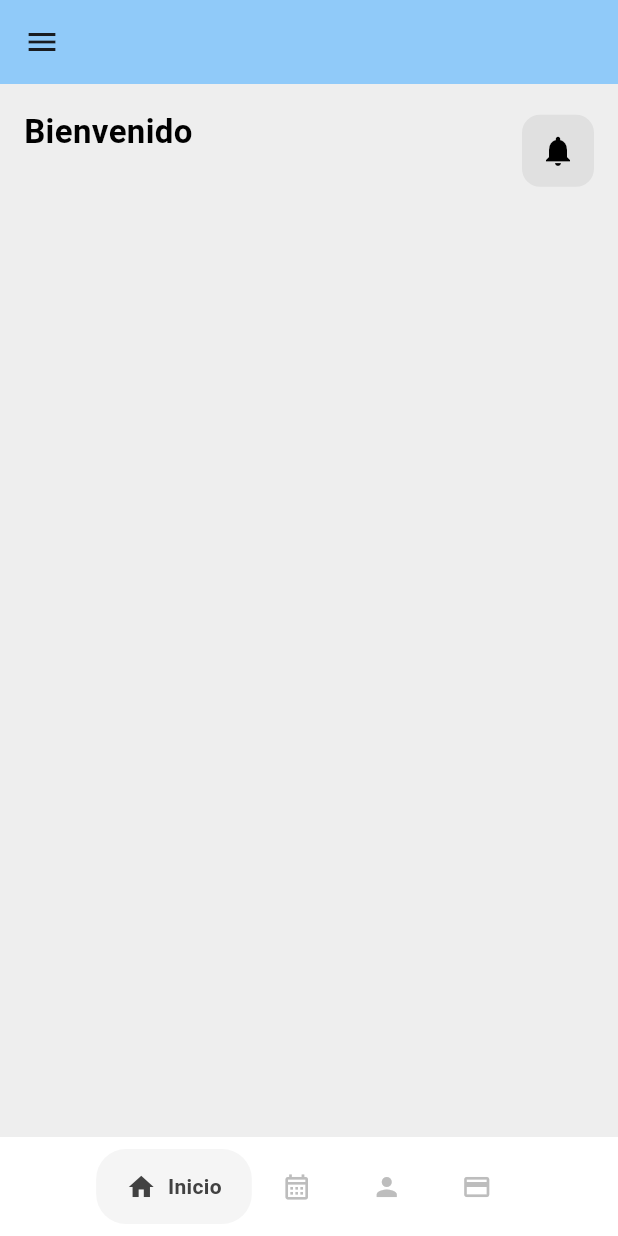
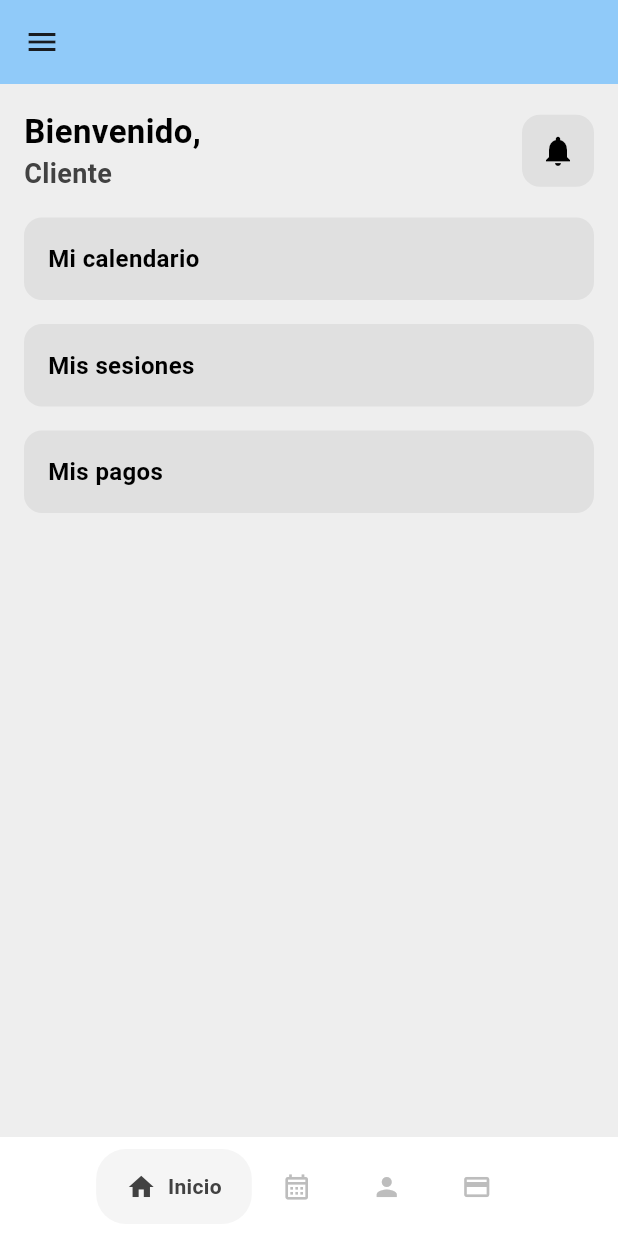
Before and after one commit to fr0ziii/my_trainer, a Flutter app: the screen it shows once a user with an empty profile is signed in, on a phone screen of 412 x 824 dp. Run offline on Flutter 3.47's test engine with Material 3 defaults, Android fonts, the phone set to English and light mode, and no system bars; drawn by our look-alikes of google_nav_bar; our stand-ins replace cloud_firestore, firebase_auth, firebase_core, flutter_dotenv, google_fonts, syncfusion_flutter_calendar; missing offline and left inert: firebase_ui_auth, firebase_ui_localizations, firebase_ui_oauth_google, flutter_stripe, syncfusion_localizations; accounts and stored records are empty; generated files the repository leaves out were written again.

Commit message:
pre-defense version

```diff
--- a/lib/services/event_service.dart
+++ b/lib/services/event_service.dart
@@ -1,5 +1,4 @@
 import 'package:cloud_firestore/cloud_firestore.dart';
-
 import '../models/event_model.dart';
 import 'firestore_service.dart';
 
@@ -36,12 +35,7 @@ class EventService {
   }
 
   Stream<List<EventModel>> getEventsByTrainer(String id) {
-    return FirebaseFirestore.instance
-        .collection(_collectionPath)
-        .where('trainerId', isEqualTo: id)
-        .snapshots()
-        .map((snapshot) {
-          print(snapshot.docs);
+    return FirebaseFirestore.instance.collection(_collectionPath).where('trainerId', isEqualTo: id).snapshots().map((snapshot) {
       return snapshot.docs.map((doc) => EventModel.fromDocument(doc)).toList();
     });
   }
--- a/lib/utils/constants.dart
+++ b/lib/utils/constants.dart
@@ -35,6 +35,10 @@ const List<dynamic> navigationItems = <DrawerNavigationItemModel>[
       label: 'Ajustes',
       icon: Icon(Icons.settings),
       selectedIcon: Icon(Icons.settings)),
+  DrawerNavigationItemModel(
+      label: 'Quiero ser entrenador',
+      icon: Icon(Icons.account_box),
+      selectedIcon: Icon(Icons.account_box)),
 ];
 
 
--- a/lib/views/dashboard_screen.dart
+++ b/lib/views/dashboard_screen.dart
@@ -28,9 +28,9 @@ class _DashboardScreenState extends State<DashboardScreen> {
                       Column(
                         crossAxisAlignment: CrossAxisAlignment.start,
                         children: [
-                          Text('Bienvenido',
+                          Text('Bienvenido,',
                               style: TextStyle(fontSize: 22, color: Colors.black, fontWeight: FontWeight.bold)),
-                          Text('${authViewModel.currentUserModel?.email}', style: TextStyle(fontSize: 18, color: Colors.grey.shade800, fontWeight: FontWeight.bold)),
+                          Text('Cliente', style: TextStyle(fontSize: 18, color: Colors.grey.shade800, fontWeight: FontWeight.bold)),
                           Visibility(
                             visible: authViewModel.currentUserModel?.role == 'trainer',
                             child: Text('Código de invitación: ${authViewModel.currentUserModel?.invitationCode ?? ''}',
@@ -54,6 +54,67 @@ class _DashboardScreenState extends State<DashboardScreen> {
                   const SizedBox(
                     height: 16,
                   ),
+                  Container(
+                    padding: EdgeInsets.all(16),
+                    width: double.infinity,
+                    decoration: BoxDecoration(
+                      color: Colors.grey[300],
+                      borderRadius: BorderRadius.circular(12),
+                    ),
+                    child: Column(
+                      crossAxisAlignment: CrossAxisAlignment.start,
+                      children: [
+                        Text('Mi calendario',
+                            style: TextStyle(fontSize: 16, color: Colors.black, fontWeight: FontWeight.bold)),
+                        Visibility(
+                          visible: authViewModel.currentUserModel?.role == 'trainer',
+                          child: Text('Código de invitación: ${authViewModel.currentUserModel?.invitationCode ?? ''}',
+                              style: TextStyle(color: Colors.grey[400])),
+                        )
+                      ],
+                    ),
+                  ),
+                  const SizedBox(
+                    height: 16,
+                  ),
+                  Container(
+                    padding: EdgeInsets.all(16),
+                    width: double.infinity,
+                    decoration: BoxDecoration(
+                      color: Colors.grey[300],
+                      borderRadius: BorderRadius.circular(12),
+                    ),
+                    child: Column(
+                      crossAxisAlignment: CrossAxisAlignment.start,
+                      children: [
+                        Text('Mis sesiones',
+                            style: TextStyle(fontSize: 16, color: Colors.black, fontWeight: FontWeight.bold)),
+                        Visibility(
+                          visible: authViewModel.currentUserModel?.role == 'trainer',
+                          child: Text('Código de invitación: ${authViewModel.currentUserModel?.invitationCode ?? ''}',
+                              style: TextStyle(color: Colors.grey[400])),
+                        )
+                      ],
+                    ),
+                  ),
+                  const SizedBox(
+                    height: 16,
+                  ),
+                  Container(
+                    padding: EdgeInsets.all(16),
+                    width: double.infinity,
+                    decoration: BoxDecoration(
+                      color: Colors.grey[300],
+                      borderRadius: BorderRadius.circular(12),
+                    ),
+                    child: Column(
+                      crossAxisAlignment: CrossAxisAlignment.start,
+                      children: [
+                        Text('Mis pagos',
+                            style: TextStyle(fontSize: 16, color: Colors.black, fontWeight: FontWeight.bold)),
+                      ],
+                    ),
+                  ),
                 ],
               ))),
     );
--- a/lib/views/home_screen.dart
+++ b/lib/views/home_screen.dart
@@ -70,13 +70,6 @@ class _HomeScreenState extends State<HomeScreen> {
               padding: const EdgeInsets.all(8.0),
               child: Image.asset('assets/icon.png'),
             ),
-            if (isClient)
-              ListTile(
-                title: Text('Quiero ser entrenador'),
-                onTap: () {
-                  Navigator.pop(context);
-                },
-              ),
             ...navigationItems.map(
                   (navigationItem) {
                 return NavigationDrawerDestination(
--- a/lib/views/widgets/bottom_navbar.dart
+++ b/lib/views/widgets/bottom_navbar.dart
@@ -1,13 +1,13 @@
 import 'package:flutter/material.dart';
 import 'package:google_nav_bar/google_nav_bar.dart';
 import 'package:provider/provider.dart';
-
 import '../../view_models/auth_view_model.dart';
 
+
 class BottomNavbar extends StatelessWidget {
-  void Function(int)? onTabChange;
+  final void Function(int)? onTabChange;
 
-  BottomNavbar({super.key, required this.onTabChange});
+  const BottomNavbar({super.key, required this.onTabChange});
 
   @override
   Widget build(BuildContext context) {
@@ -42,7 +42,7 @@ class BottomNavbar extends StatelessWidget {
                     )
                   : GButton(
                       icon: Icons.person,
-                      text: 'Mi perfil',
+                      text: 'Mis clientes',
                     ),
               authViewModel.currentUserModel?.role == 'trainer'
                   ? GButton(
@@ -51,7 +51,7 @@ class BottomNavbar extends StatelessWidget {
                     )
                   : GButton(
                       icon: Icons.payment,
-                      text: 'Mi subscrición',
+                      text: 'Mis servicios',
                     ),
             ]));
   }
```
Also changed, not shown: lib/services/user_service.dart (+1 -7 lines).
